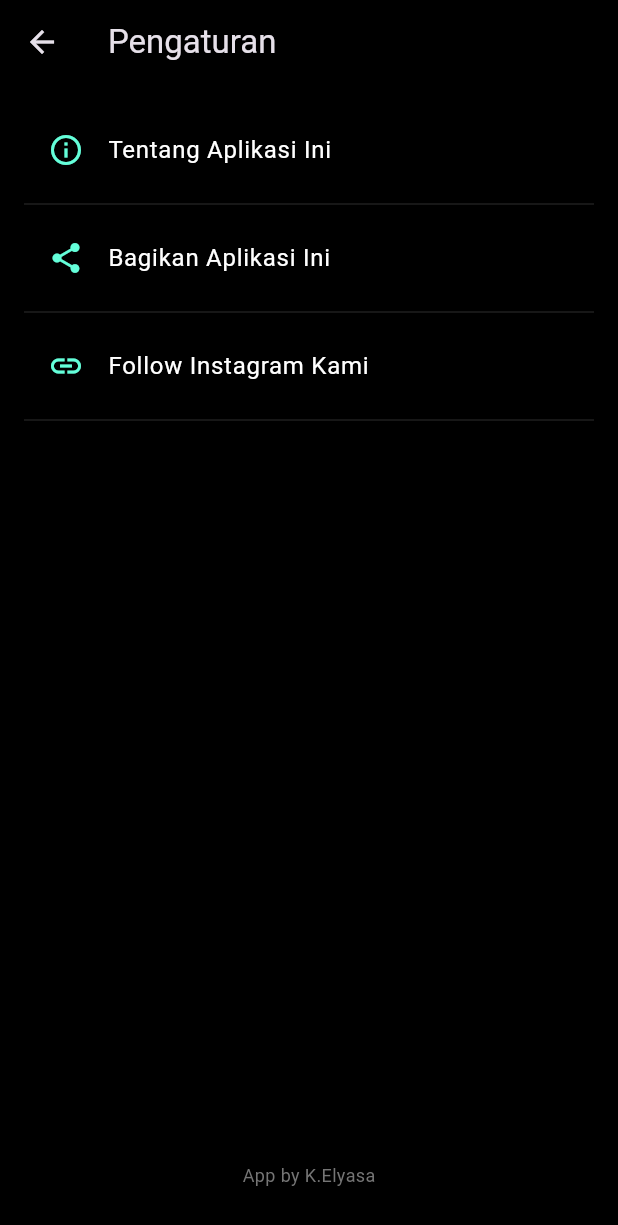
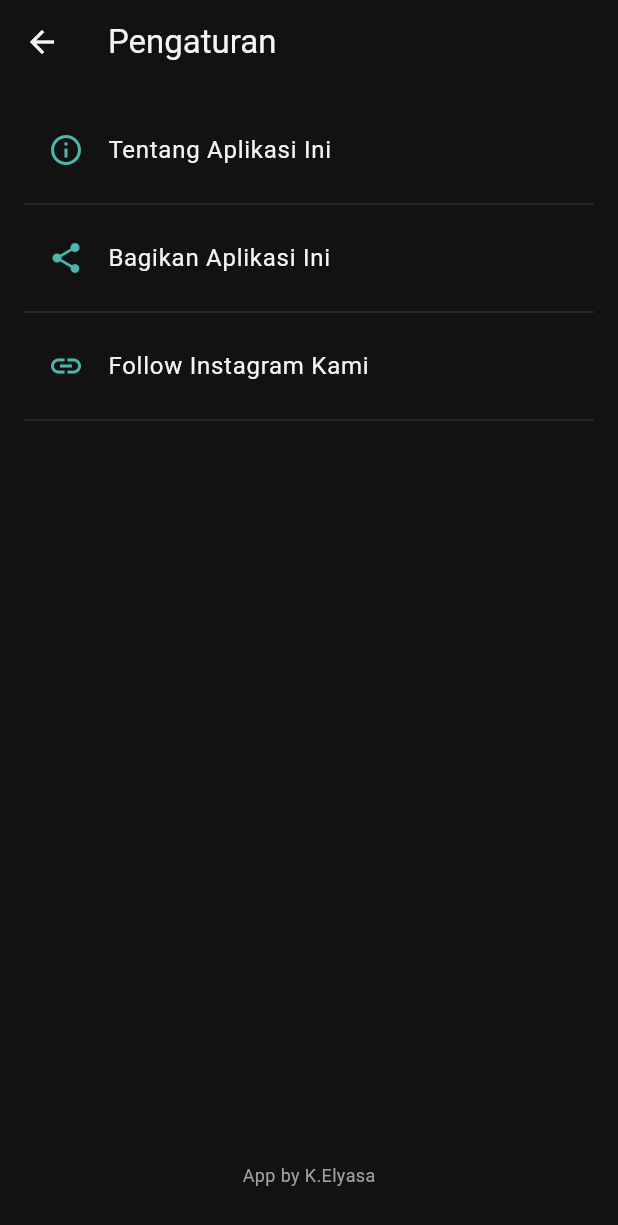
Before and after one commit to yasaa08/Kita46.2, a Flutter app: the screen it shows after launch, after a tap on the "settings" icon, on a phone screen of 412 x 824 dp. Shown: the top 1225 px of the screen. Run offline on Flutter 3.47's test engine with Material 3 defaults, Android fonts, the phone set to English and light mode, and no system bars; our stand-ins replace share_plus.

Commit message:
Ubah Tampilan

```diff
--- a/lib/main.dart
+++ b/lib/main.dart
@@ -1,10 +1,9 @@
 // lib/main.dart
-// VERSI DENGAN TOMBOL "KUMPULAN DO'A" DITAMBAHKAN KEMBALI
 
 import 'package:flutter/material.dart';
 import 'daftar_surah_page.dart';
 import 'asmaul_husna_page.dart';
-import 'pr13_page.dart'; // Halaman untuk PR 13 / Kumpulan Do'a
+import 'pr13_page.dart';
 import 'settings_page.dart';
 import 'splash_screen.dart';
 
@@ -20,8 +19,12 @@ class MyApp extends StatelessWidget {
     return MaterialApp(
       title: 'Kita 46.2',
       theme: ThemeData.dark().copyWith(
-        primaryColor: Colors.teal,
-        scaffoldBackgroundColor: Colors.black,
+        primaryColor: const Color(0xFF4DB6AC), // Soft Teal
+        scaffoldBackgroundColor: const Color(0xFF121212), // Soft Charcoal
+        appBarTheme: const AppBarTheme(
+          backgroundColor: Color(0xFF121212),
+          elevation: 0,
+        ),
       ),
       home: const SplashScreen(),
       debugShowCheckedModeBanner: false,
@@ -35,20 +38,8 @@ class HomePage extends StatelessWidget {
   @override
   Widget build(BuildContext context) {
     return Scaffold(
-      body: Stack(
-        fit: StackFit.expand,
-        children: [
-          // Background Image
-          Image.asset(
-            "assets/images/BaitulMunirBlur.png", // Nama file blurmu
-            fit: BoxFit.cover,
-          ),
-          // Overlay Gelap
-          Container(
-            color: Colors.black.withOpacity(0.5),
-          ),
-          // Konten Utama
-          SafeArea(
+      backgroundColor: const Color(0xFF121212), // Disamakan dengan page lain
+      body: SafeArea(
         child: Center(
           child: Padding(
             padding: const EdgeInsets.symmetric(horizontal: 32.0),
@@ -57,9 +48,9 @@ class HomePage extends StatelessWidget {
               children: [
                 // Logo
                 Padding(
-                      padding: const EdgeInsets.only(top: 48.0, bottom: 32.0),
+                  padding: const EdgeInsets.only(top: 48.0, bottom: 48.0),
                   child: Image.asset(
-                        'assets/images/Merahldii.png', // Logo kamu
+                    'assets/images/Merahldii.png',
                     height: 80,
                   ),
                 ),
@@ -72,6 +63,7 @@ class HomePage extends StatelessWidget {
                   },
                 ),
                 const SizedBox(height: 16),
+
                 MenuButton(
                   text: "ASMAUL HUSNA",
                   onPressed: () {
@@ -79,6 +71,7 @@ class HomePage extends StatelessWidget {
                   },
                 ),
                 const SizedBox(height: 16),
+
                 MenuButton(
                   text: "PR 13",
                   onPressed: () {
@@ -87,24 +80,17 @@ class HomePage extends StatelessWidget {
                 ),
                 const SizedBox(height: 16),
 
-                    // =============================================
-                    // TOMBOL KUMPULAN DO'A DITAMBAHKAN KEMBALI
-                    // =============================================
                 MenuButton(
-                      text: "KUMPULAN DO'A", // Teks tombol
+                  text: "KUMPULAN DO'A",
                   onPressed: () {
-                        // Arahkan ke halaman yang sama dengan PR 13
+                    // TODO: Nanti arahkan ke halaman KumpulanDoaPage()
                     Navigator.push(context, MaterialPageRoute(builder: (context) => const Pr13Page()));
                   },
                 ),
-                    // =============================================
-
               ],
             ),
           ),
         ),
-          ),
-        ],
       ),
       floatingActionButton: FloatingActionButton(
         onPressed: () {
@@ -113,11 +99,11 @@ class HomePage extends StatelessWidget {
             MaterialPageRoute(builder: (context) => const SettingsPage()),
           );
         },
-        backgroundColor: Colors.white.withOpacity(0.2),
-        foregroundColor: Colors.white,
+        backgroundColor: const Color(0xFF1E1E1E), // Soft dark
+        foregroundColor: const Color(0xFFF5F5F5), // Soft white
         mini: true,
         shape: CircleBorder(
-          side: BorderSide(color: Colors.white.withOpacity(0.5), width: 1)
+          side: BorderSide(color: const Color(0xFF4DB6AC).withOpacity(0.5), width: 1) // Border soft teal
         ),
         elevation: 2,
         child: const Icon(Icons.settings),
@@ -126,11 +112,11 @@ class HomePage extends StatelessWidget {
   }
 }
 
-// Widget Tombol (Tidak perlu diubah)
+// Widget Tombol
 class MenuButton extends StatelessWidget {
-  // ... (kode MenuButton tidak perlu diubah) ...
   final String text;
   final VoidCallback onPressed;
+
   const MenuButton({super.key, required this.text, required this.onPressed});
 
   @override
@@ -140,13 +126,13 @@ class MenuButton extends StatelessWidget {
       child: ElevatedButton(
         onPressed: onPressed,
         style: ElevatedButton.styleFrom(
-          backgroundColor: Colors.white.withOpacity(0.2),
-          foregroundColor: Colors.white,
-          padding: const EdgeInsets.symmetric(vertical: 16),
+          backgroundColor: const Color(0xFF1E1E1E), // Permukaan soft dark
+          foregroundColor: const Color(0xFFF5F5F5), // Teks off-white
+          padding: const EdgeInsets.symmetric(vertical: 18),
           shape: RoundedRectangleBorder(
             borderRadius: BorderRadius.circular(16),
-            side: BorderSide(
-              color: Colors.white.withOpacity(0.5),
+            side: const BorderSide(
+              color: Color(0xFF2C2C2C), // Border abu-abu gelap
               width: 1,
             ),
           ),
@@ -157,6 +143,7 @@ class MenuButton extends StatelessWidget {
           style: const TextStyle(
             fontSize: 16,
             fontWeight: FontWeight.w600,
+            letterSpacing: 1.2, // Tambahan spasi huruf agar lebih elegan
           ),
         ),
       ),
--- a/lib/settings_page.dart
+++ b/lib/settings_page.dart
@@ -1,109 +1,89 @@
 // lib/settings_page.dart
-// VERSI BARU DENGAN URL_LAUNCHER & SHARE_PLUS AKTIF
 
 import 'package:flutter/material.dart';
-// Import package yang dibutuhkan
 import 'package:url_launcher/url_launcher.dart';
 import 'package:share_plus/share_plus.dart';
 
 class SettingsPage extends StatelessWidget {
   const SettingsPage({super.key});
 
-  // Fungsi untuk membuka URL
   Future<void> _launchURL(String url) async {
     final Uri uri = Uri.parse(url);
-    if (!await launchUrl(
-      uri,
-      // mode: LaunchMode.externalApplication, // Buka di browser luar, bukan di dalam app
-    )) {
-      // Tampilkan pesan error jika gagal membuka link
+    if (!await launchUrl(uri)) {
       debugPrint('Could not launch $url');
-      // ScaffoldMessenger.of(context).showSnackBar( // Butuh context di sini
-      //   SnackBar(content: Text('Tidak bisa membuka link: $url')),
-      // );
     }
   }
 
-  // Fungsi untuk share
-  void _shareApp(BuildContext context) { // Butuh context untuk posisi share (di iPad)
-     // Nanti ganti link ini dengan link Play Store/App Store aplikasimu
-     final String appLink = "https://play.google.com/store/apps/details?id=com.nama_kamu.kita_46_2"; // Contoh
+  void _shareApp(BuildContext context) {
+     final String appLink = "https://play.google.com/store/apps/details?id=com.nama_kamu.kita_46_2";
      final String shareText = "Yuk download aplikasi Kita 46.2 untuk baca Qur'an dan doa harian!\n$appLink";
 
-     Share.share(shareText, subject: 'Cobain Aplikasi Kita 46.2!'); // Subject untuk email
+     Share.share(shareText, subject: 'Cobain Aplikasi Kita 46.2!');
   }
 
-
   @override
-  Widget build(BuildContext context) { // Tambahkan context di sini
+  Widget build(BuildContext context) {
     return Scaffold(
-      backgroundColor: Colors.black,
+      backgroundColor: const Color(0xFF121212),
       appBar: AppBar(
-        title: const Text('Pengaturan'),
-        backgroundColor: Colors.black,
-        elevation: 0,
+        title: const Text('Pengaturan', style: TextStyle(color: Color(0xFFF5F5F5))),
+        iconTheme: const IconThemeData(color: Color(0xFFF5F5F5)),
       ),
       body: Padding(
         padding: const EdgeInsets.all(16.0),
         child: Column(
           crossAxisAlignment: CrossAxisAlignment.start,
           children: [
-            // --- ABOUT THIS APP ---
             ListTile(
-              leading: const Icon(Icons.info_outline, color: Colors.tealAccent),
-              title: const Text('Tentang Aplikasi Ini', style: TextStyle(color: Colors.white)),
+              leading: const Icon(Icons.info_outline, color: Color(0xFF4DB6AC)),
+              title: const Text('Tentang Aplikasi Ini', style: TextStyle(color: Color(0xFFF5F5F5))),
               onTap: () {
-                // ... (Kode showDialog tidak berubah) ...
                  showDialog(
                   context: context,
                   builder: (context) => AlertDialog(
-                    backgroundColor: const Color(0xFF1F1F1F),
-                    title: const Text('Tentang Kita 46.2', style: TextStyle(color: Colors.white)),
+                    backgroundColor: const Color(0xFF1E1E1E),
+                    shape: RoundedRectangleBorder(borderRadius: BorderRadius.circular(16)),
+                    title: const Text('Tentang Kita 46.2', style: TextStyle(color: Color(0xFFF5F5F5))),
                     content: const Text(
                       'Aplikasi sederhana untuk membaca Al-Qur\'an, Asmaul Husna, PR 13, dan Kumpulan Do\'a.\n\nSemoga bermanfaat!',
-                      style: TextStyle(color: Colors.white70),
+                      style: TextStyle(color: Color(0xFFE0E0E0)),
                     ),
                     actions: [
                       TextButton(
                         onPressed: () => Navigator.pop(context),
-                        child: const Text('OK', style: TextStyle(color: Colors.tealAccent)),
+                        child: const Text('OK', style: TextStyle(color: Color(0xFF4DB6AC))),
                       ),
                     ],
                   ),
                 );
               },
             ),
-            const Divider(color: Color(0xFF1F1F1F)),
+            const Divider(color: Color(0xFF2C2C2C)),
 
-            // --- SHARE THIS APP ---
             ListTile(
-              leading: const Icon(Icons.share, color: Colors.tealAccent),
-              title: const Text('Bagikan Aplikasi Ini', style: TextStyle(color: Colors.white)),
+              leading: const Icon(Icons.share, color: Color(0xFF4DB6AC)),
+              title: const Text('Bagikan Aplikasi Ini', style: TextStyle(color: Color(0xFFF5F5F5))),
               onTap: () {
-                // Panggil fungsi share
                 _shareApp(context);
               },
             ),
-            const Divider(color: Color(0xFF1F1F1F)),
+            const Divider(color: Color(0xFF2C2C2C)),
 
-            // --- FOLLOW IG ---
             ListTile(
-              leading: const Icon(Icons.link, color: Colors.tealAccent),
-              title: const Text('Follow Instagram Kami', style: TextStyle(color: Colors.white)),
+              leading: const Icon(Icons.link, color: Color(0xFF4DB6AC)),
+              title: const Text('Follow Instagram Kami', style: TextStyle(color: Color(0xFFF5F5F5))),
               onTap: () {
-                // V V V GANTI 'USERNAME_IG_KAMU' DENGAN USERNAME ASLI V V V
                 _launchURL('https://www.instagram.com/maskennan_');
               },
             ),
-            const Divider(color: Color(0xFF1F1F1F)),
+            const Divider(color: Color(0xFF2C2C2C)),
 
             const Spacer(),
 
-            // --- FOOTER ---
             Center(
               child: Text(
                 'App by K.Elyasa',
-                style: TextStyle(color: Colors.grey.shade600, fontSize: 12),
+                style: TextStyle(color: Color(0xFFA0A0A0), fontSize: 12),
               ),
             ),
             const SizedBox(height: 16),
--- a/lib/splash_screen.dart
+++ b/lib/splash_screen.dart
@@ -1,8 +1,8 @@
 // lib/splash_screen.dart
 
-import 'dart:async'; // Diperlukan untuk Timer/Future.delayed
+import 'dart:async';
 import 'package:flutter/material.dart';
-import 'main.dart'; // Import main.dart untuk akses HomePage
+import 'main.dart';
 
 class SplashScreen extends StatefulWidget {
   const SplashScreen({super.key});
@@ -16,39 +16,34 @@ class _SplashScreenState extends State<SplashScreen> {
   @override
   void initState() {
     super.initState();
-    // Jalankan fungsi _navigateToHome setelah beberapa detik
     _startSplashScreenTimer();
   }
 
   void _startSplashScreenTimer() {
-    // Atur durasi splash screen (misalnya 3 detik)
     const splashDuration = Duration(seconds: 3);
-
     Timer(splashDuration, () {
-      // Setelah durasi selesai, pindah ke HomePage
-      // pushReplacement agar tidak bisa kembali ke splash screen
-      Navigator.of(context).pushReplacement(
-        MaterialPageRoute(builder: (BuildContext context) => const HomePage()),
-      );
+      // PENGAMAN: Cek apakah widget masih aktif di layar sebelum pindah halaman
+      if (mounted) {
+        Navigator.of(context).pushReplacement(
+          MaterialPageRoute(builder: (BuildContext context) => const HomePage()),
+        );
+      }
     });
   }
 
   @override
   Widget build(BuildContext context) {
     return Scaffold(
-      backgroundColor: Colors.black, // Background hitam
-      body: Center( // Taruh logo di tengah
-        child: Column( // Pakai Column biar bisa atur ukuran lebih fleksibel
+      backgroundColor: const Color(0xFF121212), // Disamakan dengan tema utama
+      body: Center(
+        child: Column(
           mainAxisAlignment: MainAxisAlignment.center,
           children: [
             Image.asset(
-              'assets/images/Merahldii.png', // Pastikan nama file logo benar
-              height: 120, // Atur ukuran logo di sini (jangan terlalu besar)
-              // width: 120, // Bisa pakai width juga jika perlu
+              'assets/images/Merahldii.png',
+              height: 120,
             ),
-            const SizedBox(height: 20), // Jarak sedikit ke bawah (opsional)
-            // Bisa tambahkan CircularProgressIndicator jika mau ada loading
-            // const CircularProgressIndicator(color: Colors.teal),
+            const SizedBox(height: 20),
           ],
         ),
       ),
```
Also changed, not shown: lib/asmaul_husna_page.dart (+75 -62 lines), lib/daftar_surah_page.dart (+28 -41 lines), lib/detail_surah_page.dart (+43 -50 lines), lib/pr13_page.dart (+12 -19 lines), pubspec.yaml (+10 -13 lines). Lines whose indentation alone changed are shown as unchanged.
